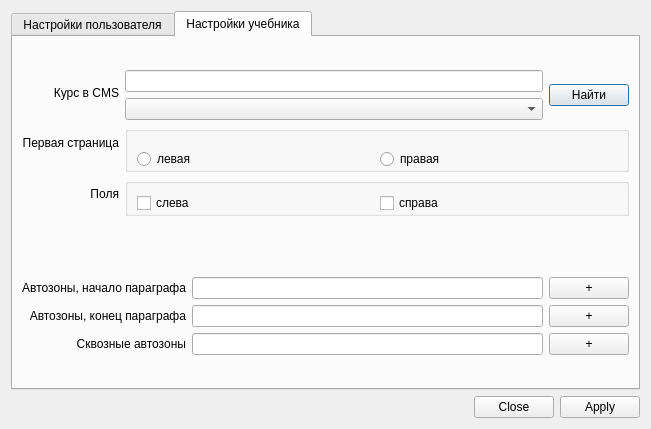
fernflower/pdf-sectioning, file settings.ui: the form before one commit.
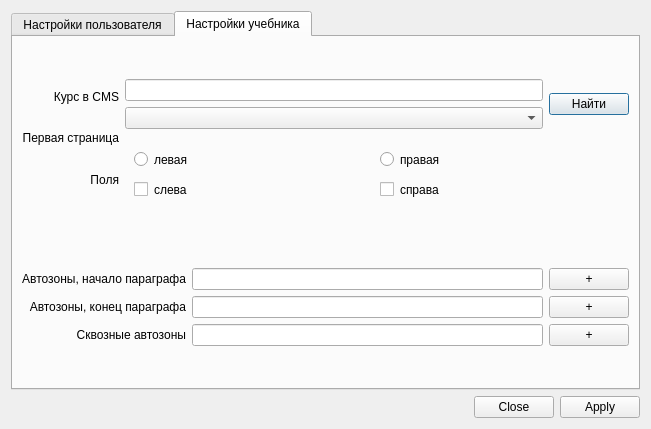
The form after the commit.

Commit message: margins settings can be adapted

```diff
--- a/settings.ui
+++ b/settings.ui
@@ -294,6 +294,9 @@
            </item>
            <item>
             <widget class="QGroupBox" name="first_page_group">
+             <property name="styleSheet">
+              <string notr="true">border:0</string>
+             </property>
              <property name="title">
               <string/>
              </property>
@@ -328,7 +331,10 @@
             </widget>
            </item>
            <item>
-            <widget class="QGroupBox" name="groupBox">
+            <widget class="QGroupBox" name="margins_group">
+             <property name="styleSheet">
+              <string notr="true">border:0</string>
+             </property>
              <property name="title">
               <string/>
              </property>
```
The commit also changes 7 other files.
